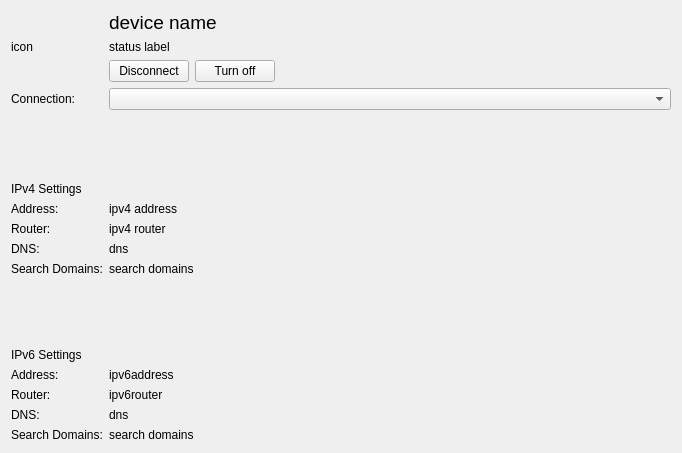
The window that kcm/TabDeviceInfo.ui (KDE/plasma-nm) describes before a commit, drawn with Qt 5.
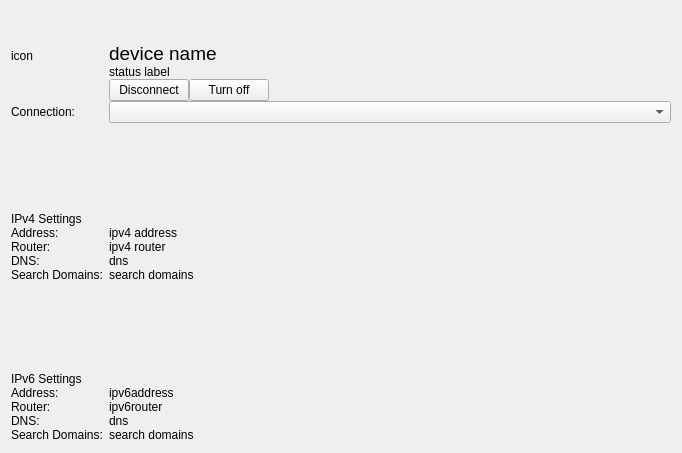
The same window after the commit. Custom widgets are drawn as their Qt base class.

```diff
--- a/kcm/TabDeviceInfo.ui
+++ b/kcm/TabDeviceInfo.ui
@@ -11,6 +11,9 @@
    </rect>
   </property>
   <layout class="QFormLayout" name="formLayout">
+    <property name="verticalSpacing">
+    <number>0</number>
+    </property>
    <property name="fieldGrowthPolicy">
     <enum>QFormLayout::AllNonFixedFieldsGrow</enum>
    </property>
```
